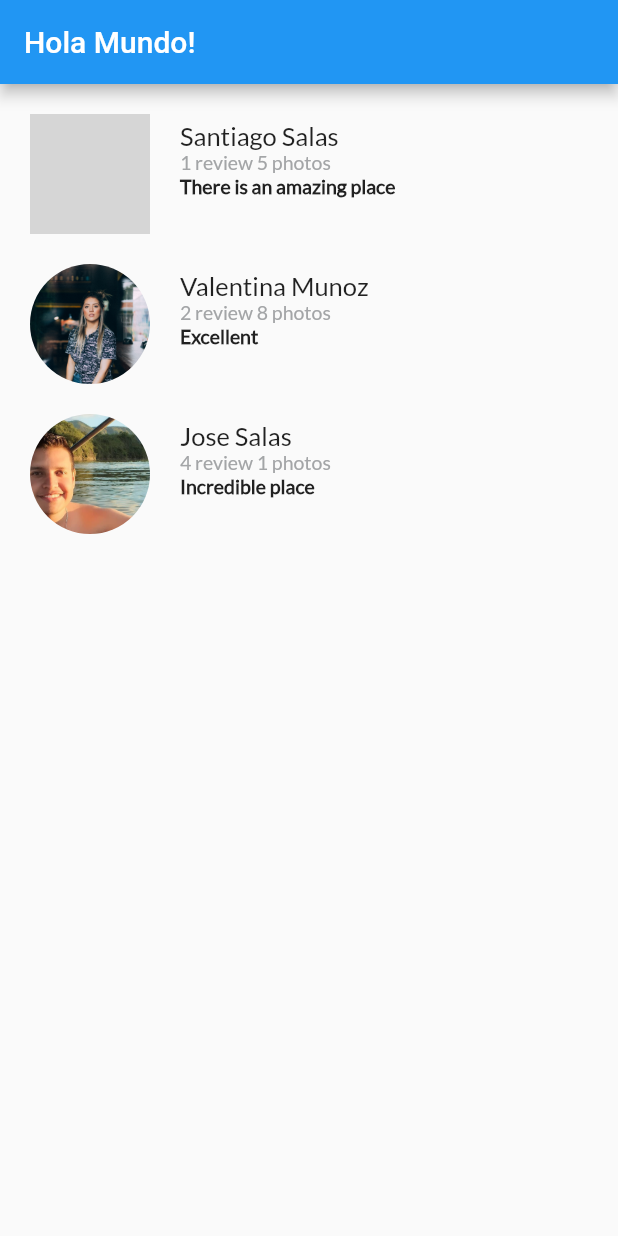
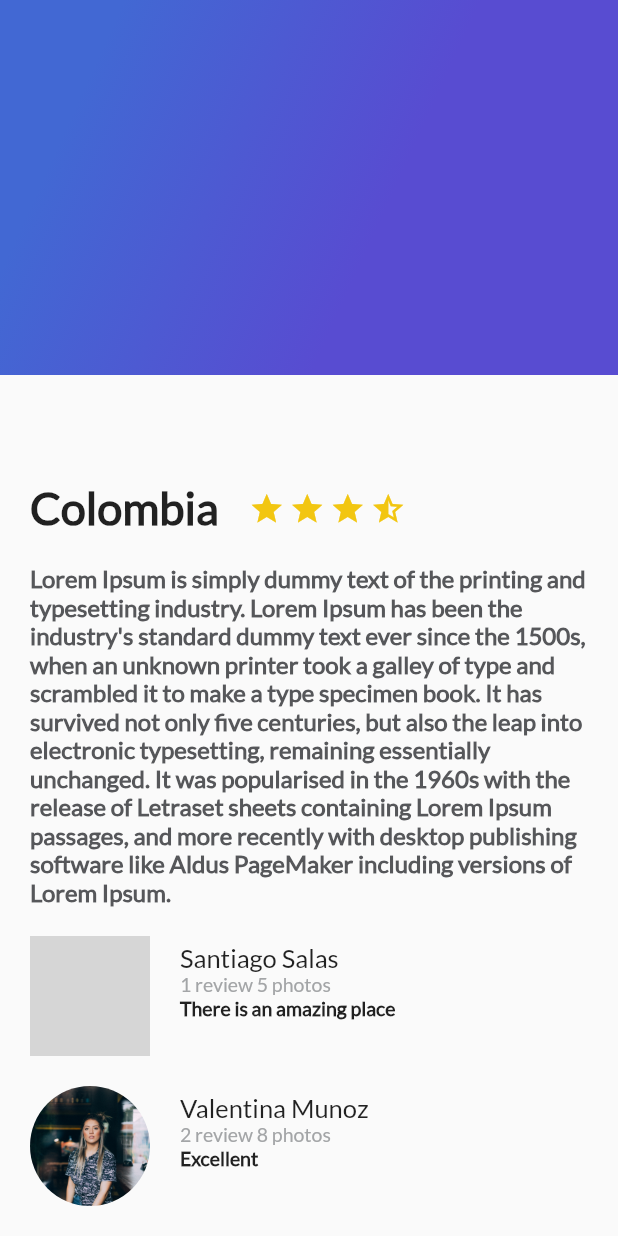
Before and after one commit to santiagosalas1221/trips_app, a Flutter app: the screen it shows after launch, on a phone screen of 412 x 824 dp. Run offline on Flutter 3.47's test engine with Material 2 defaults, Android fonts, the phone set to English and light mode, and no system bars; grey boxes are pictures that could not be loaded.

Commit message:
Added Gradient Back principal interface

```diff
--- a/lib/gradient_back.dart
+++ b/lib/gradient_back.dart
@@ -1 +1,24 @@
 import 'package:flutter/material.dart';
+
+class GradientBack extends StatelessWidget {
+  @override
+  Widget build(BuildContext context) {
+
+    return Container(
+      height: 250.0,
+      decoration: BoxDecoration(
+        gradient: LinearGradient(
+          colors: [
+            Color(0xFF4268D3),
+            Color(0xFF584CD1)
+          ],
+          begin: FractionalOffset(0.2, 0.0),
+          end: FractionalOffset(1.0, 0.6),
+          stops: [0.0, 0.6],
+          tileMode: TileMode.clamp
+        )
+      ),
+    );
+  }
+
+}
--- a/lib/main.dart
+++ b/lib/main.dart
@@ -1,6 +1,7 @@
 import 'package:flutter/material.dart';
 import 'description_place.dart';
 import 'review_list.dart';
+import 'gradient_back.dart';
 
 void main() {
   runApp(const MyApp());
@@ -27,11 +28,19 @@ class MyApp extends StatelessWidget {
         primarySwatch: Colors.blue,
       ),
       home: Scaffold(
-        appBar: AppBar(
-          title: Text("Hola Mundo!"),
-        ),
-          //body: new DescriptionPlace("Colombia", 4, "Lorem Ipsum is simply dummy text of the printing and typesetting industry. Lorem Ipsum has been the industry's standard dummy text ever since the 1500s, when an unknown printer took a galley of type and scrambled it to make a type specimen book. It has survived not only five centuries, but also the leap into electronic typesetting, remaining essentially unchanged. It was popularised in the 1960s with the release of Letraset sheets containing Lorem Ipsum passages, and more recently with desktop publishing software like Aldus PageMaker including versions of Lorem Ipsum."),
-          body: ReviewList(),
+          body: Stack(
+            children:<Widget> [
+              ListView(
+                children:<Widget> [
+                  DescriptionPlace("Colombia", 4, "Lorem Ipsum is simply dummy text of the printing and typesetting industry. Lorem Ipsum has been the industry's standard dummy text ever since the 1500s, when an unknown printer took a galley of type and scrambled it to make a type specimen book. It has survived not only five centuries, but also the leap into electronic typesetting, remaining essentially unchanged. It was popularised in the 1960s with the release of Letraset sheets containing Lorem Ipsum passages, and more recently with desktop publishing software like Aldus PageMaker including versions of Lorem Ipsum."),
+                  ReviewList()
+
+                ],
+              ),
+              GradientBack()
+            ],
+
+          )
       )
     );
   }
--- a/lib/review_list.dart
+++ b/lib/review_list.dart
@@ -6,7 +6,7 @@ class ReviewList extends StatelessWidget {
 
   @override
   Widget build(BuildContext context) {
-    // TODO: implement build
+
     return Column(
       crossAxisAlignment: CrossAxisAlignment.start,
       children: <Widget> [
@@ -17,5 +17,4 @@ class ReviewList extends StatelessWidget {
       ],
     );
   }
-
 }
```
